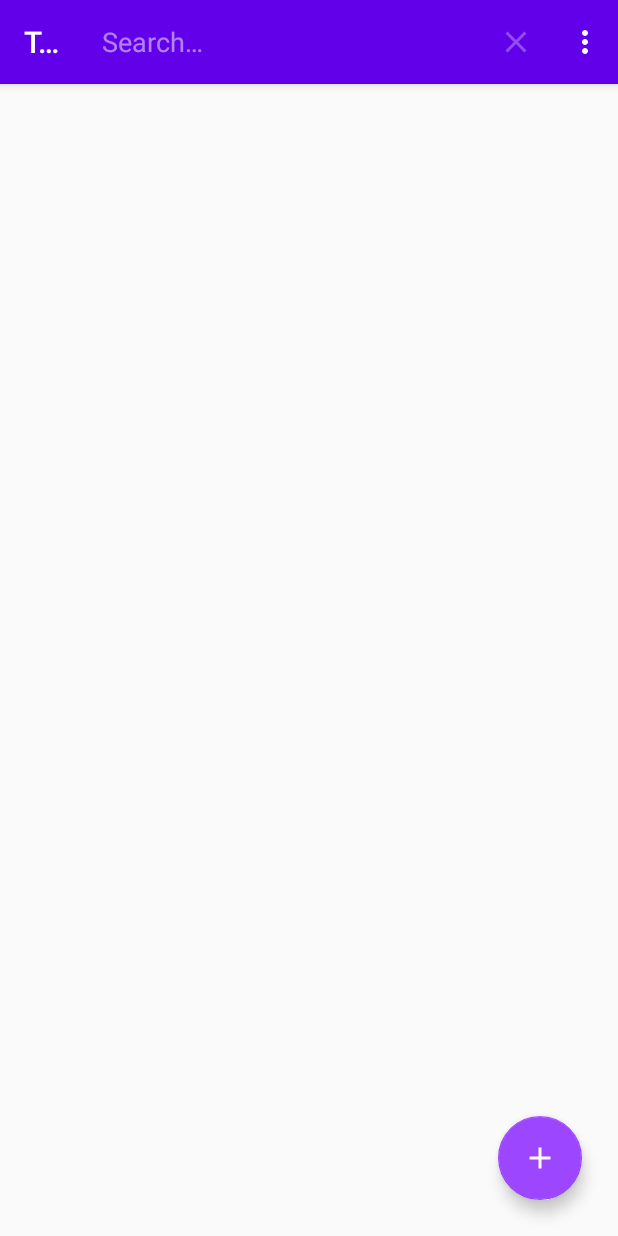
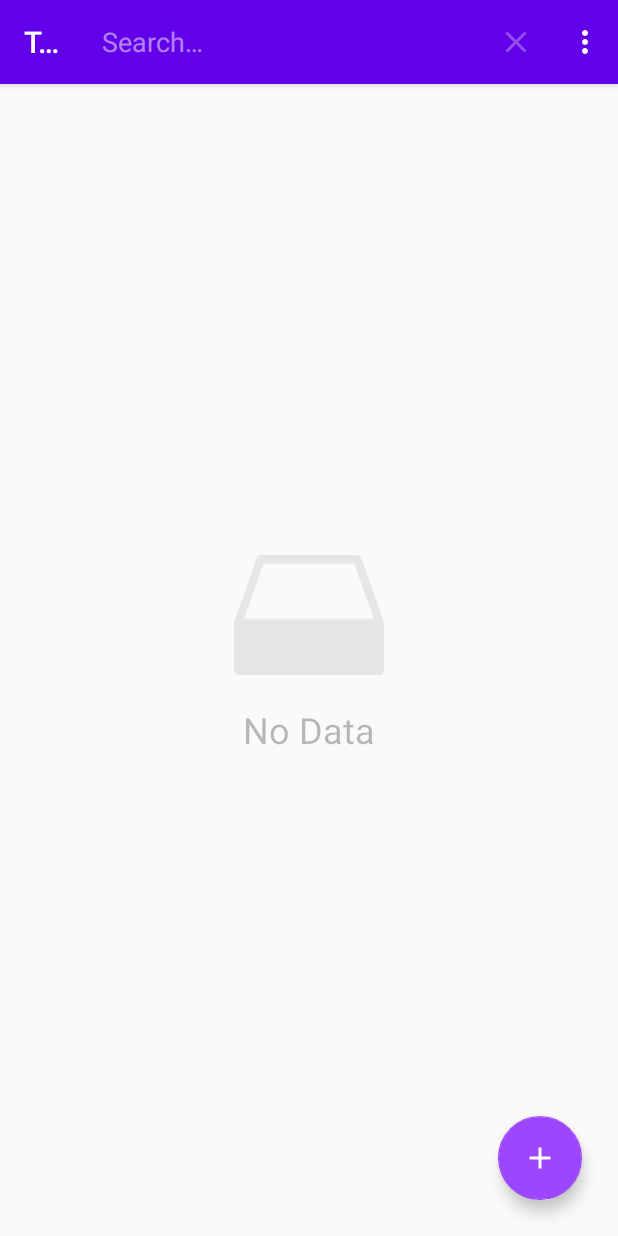
Before and after one commit to AsgarovElchin/To-Do-app, an Android app: the screen it shows after launch (MainActivity), after a tap on "Search", on a phone screen of 412 x 824 dp. Run offline under Robolectric (Android 15) with nearby library versions, the phone set to English and light mode, and no system bars; our stand-ins replace Room's generated code, navigation-ui; libraries missing offline, so code that uses them is left out: jp.wasabeef.recyclerview; 1 statement that could not run was skipped.

Commit message:
showEmptyDatabaseView done

```diff
--- a/app/src/main/java/com/elchinasgarov/data/viewmodel/SharedViewModel.kt
+++ b/app/src/main/java/com/elchinasgarov/data/viewmodel/SharedViewModel.kt
@@ -7,10 +7,18 @@ import android.widget.AdapterView
 import android.widget.TextView
 import androidx.core.content.ContextCompat
 import androidx.lifecycle.AndroidViewModel
+import androidx.lifecycle.MutableLiveData
 import com.elchinasgarov.data.models.Priority
+import com.elchinasgarov.data.models.ToDoData
 import com.elchinasgarov.todoapp.R
 
 class SharedViewModel(application: Application) : AndroidViewModel(application) {
+
+    val emptyDataBase : MutableLiveData<Boolean> = MutableLiveData(true)
+
+    fun checkIfDatabaseEmpty(toDoData:List<ToDoData>){
+        emptyDataBase.value = toDoData.isEmpty()
+    }
 
     val listener: AdapterView.OnItemSelectedListener = object :
         AdapterView.OnItemSelectedListener {
--- a/app/src/main/java/com/elchinasgarov/fragments/list/ListFragment.kt
+++ b/app/src/main/java/com/elchinasgarov/fragments/list/ListFragment.kt
@@ -13,6 +13,7 @@ import androidx.lifecycle.Observer
 import androidx.navigation.fragment.findNavController
 import androidx.recyclerview.widget.LinearLayoutManager
 import androidx.recyclerview.widget.StaggeredGridLayoutManager
+import com.elchinasgarov.data.viewmodel.SharedViewModel
 import com.elchinasgarov.data.viewmodel.ToDoViewModel
 import com.elchinasgarov.todoapp.R
 import com.elchinasgarov.todoapp.databinding.FragmentListBinding
@@ -21,6 +22,7 @@ import jp.wasabeef.recyclerview.animators.SlideInUpAnimator
 
 class ListFragment : Fragment(R.layout.fragment_list) {
     private val mToDoViewModel: ToDoViewModel by viewModels()
+    private val mSharedViewModel : SharedViewModel by viewModels()
     private lateinit var binding: FragmentListBinding
     private val adapter: ListAdapter = ListAdapter()
     override fun onCreateView(
@@ -43,12 +45,17 @@ class ListFragment : Fragment(R.layout.fragment_list) {
         }
 
         mToDoViewModel.getAllData.observe(viewLifecycleOwner, Observer { data ->
+            mSharedViewModel.checkIfDatabaseEmpty(data)
             adapter.submitList(data)
         })
 
         binding.fab.setOnClickListener {
             findNavController().navigate(R.id.action_listFragment_to_addFragment)
         }
+
+        mSharedViewModel.emptyDataBase.observe(viewLifecycleOwner, Observer {
+            showEmptyDatabaseView(it)
+        })
 
 
         val menuHost: MenuHost = requireActivity()
@@ -70,6 +77,16 @@ class ListFragment : Fragment(R.layout.fragment_list) {
         }, viewLifecycleOwner, Lifecycle.State.RESUMED)
     }
 
+    private fun showEmptyDatabaseView(emptyDatabase:Boolean) {
+        if(emptyDatabase){
+            binding.noDataImageView.visibility = View.VISIBLE
+            binding.noDataTextView.visibility = View.VISIBLE
+        }else{
+            binding.noDataImageView.visibility = View.INVISIBLE
+            binding.noDataTextView.visibility = View.INVISIBLE
+        }
+    }
+
     private fun confirmRemoval() {
         val builder = AlertDialog.Builder(requireContext())
         builder.setPositiveButton("Yes") { _, _ ->
```
